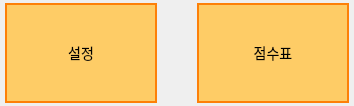
Before: the Qt Designer form Agricola_Front/data/Basic/information.ui in kimmoney/Agricola, drawn with Qt 5.
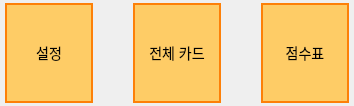
After: the same form once the commit is applied.

Commit message: 메인ui에 게임시작,카드분배 구현 / 이미지 폴더 경로 수정

```diff
--- a/Agricola_Front/data/Basic/information.ui
+++ b/Agricola_Front/data/Basic/information.ui
@@ -25,7 +25,7 @@
   <property name="windowTitle">
    <string>Form</string>
   </property>
-  <layout class="QHBoxLayout" name="horizontalLayout" stretch="1,1">
+  <layout class="QHBoxLayout" name="horizontalLayout" stretch="1,1,1">
    <property name="spacing">
     <number>40</number>
    </property>
@@ -67,6 +67,26 @@
      </property>
     </widget>
    </item>
+   <item>
+    <widget class="QPushButton" name="btn_card_all">
+     <property name="sizePolicy">
+      <sizepolicy hsizetype="Minimum" vsizetype="Minimum">
+       <horstretch>0</horstretch>
+       <verstretch>0</verstretch>
+      </sizepolicy>
+     </property>
+     <property name="styleSheet">
+      <string notr="true">background-color: rgb(254, 204, 102);
+            border: 2px solid rgb(253, 128, 8);
+color : black;
+font-size: 14px;
+        /*    border-radius: 50%; */</string>
+     </property>
+     <property name="text">
+      <string>전체 카드</string>
+     </property>
+    </widget>
+   </item>
    <item>
     <widget class="QPushButton" name="btn_scoreboard">
      <property name="sizePolicy">
```
The commit also changes 221 other files.
